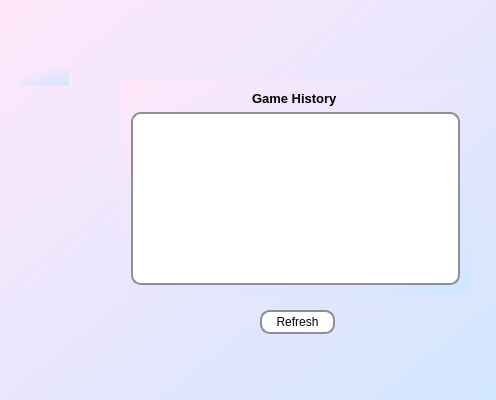
The window that Skribbl App/ClientGUI/profilewindow.ui (codralexandra/ProjectModernCpp-Particular-Science) describes before a commit, drawn with Qt 5.
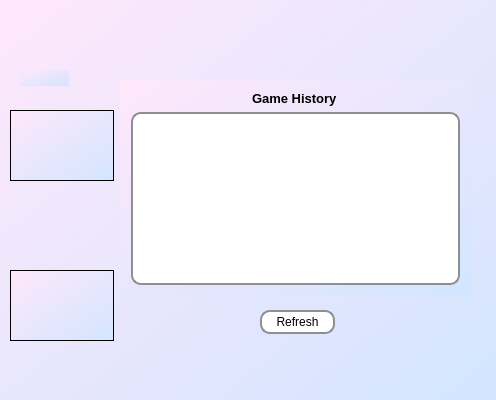
The same window after the commit.

Commit message: Game History working

Patch:
```diff
--- a/Skribbl App/ClientGUI/profilewindow.ui
+++ b/Skribbl App/ClientGUI/profilewindow.ui
@@ -100,6 +100,32 @@
     <string/>
    </property>
   </widget>
+  <widget class="QTextEdit" name="average">
+   <property name="geometry">
+    <rect>
+     <x>10</x>
+     <y>110</y>
+     <width>104</width>
+     <height>71</height>
+    </rect>
+   </property>
+   <property name="readOnly">
+    <bool>true</bool>
+   </property>
+  </widget>
+  <widget class="QTextEdit" name="history">
+   <property name="geometry">
+    <rect>
+     <x>10</x>
+     <y>270</y>
+     <width>104</width>
+     <height>71</height>
+    </rect>
+   </property>
+   <property name="readOnly">
+    <bool>true</bool>
+   </property>
+  </widget>
  </widget>
  <layoutdefault spacing="6" margin="11"/>
  <resources/>
```
The commit also changes 3 other files.
